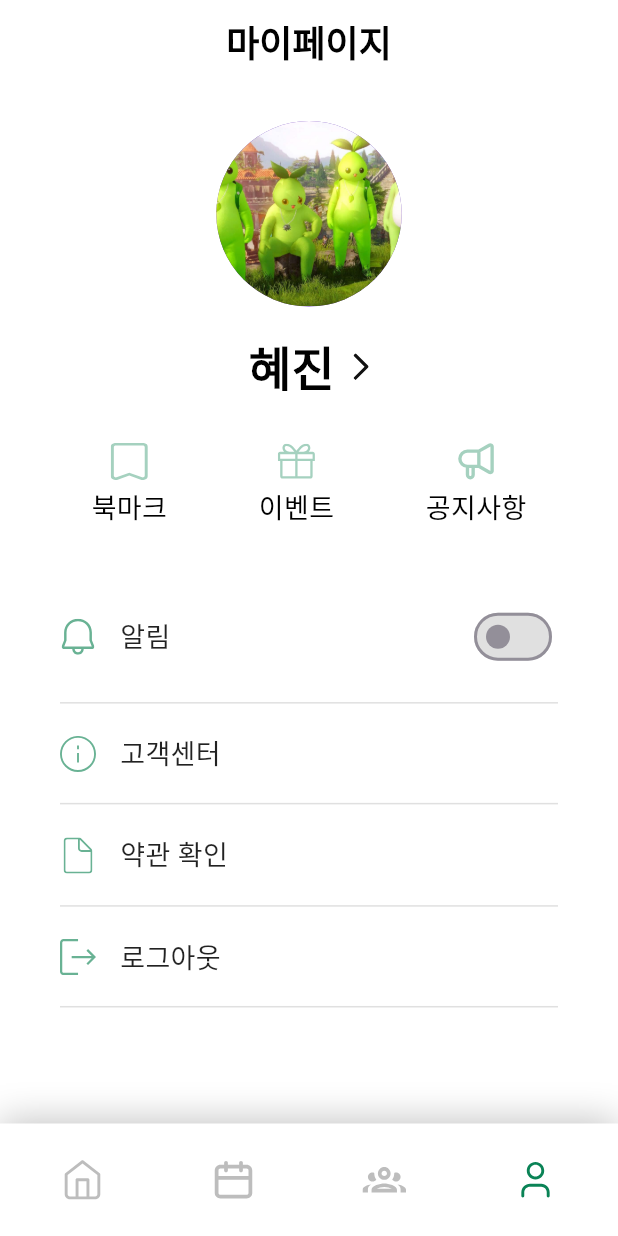
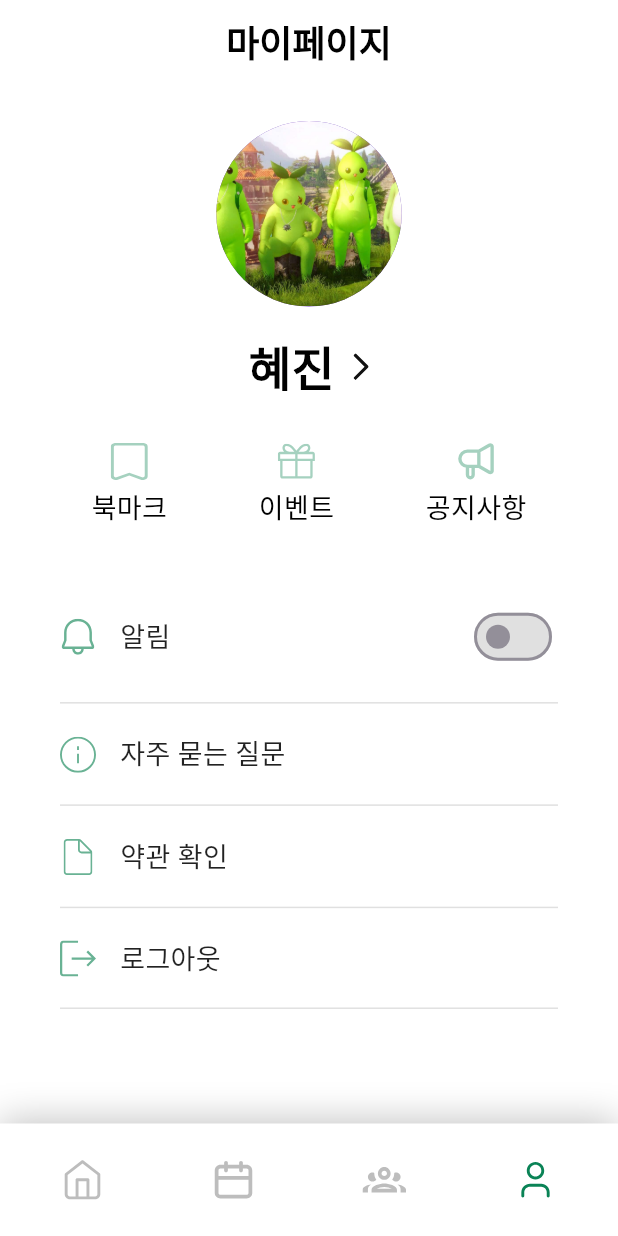
Before and after one commit to shim-dev/frontend, a Flutter app: the screen it shows after launch, item 4 of the bottom bar chosen, on a phone screen of 412 x 824 dp. Run offline on Flutter 3.47's test engine with Material 3 defaults, Android fonts, the phone set to English and light mode, and no system bars; our stand-ins replace dio, flutter_svg, image_picker, table_calendar; network calls fail; project files that could hold a hidden picture were left out.

Commit message:
feat : faq 추가

```diff
--- a/lib/mypage/mypage.dart
+++ b/lib/mypage/mypage.dart
@@ -4,6 +4,7 @@ import 'bookmark.dart';
 import 'event.dart';
 import 'fix_myProfile.dart';
 import 'notice.dart';
+import 'faq.dart';
 
 class MyTab extends StatelessWidget {
   const MyTab({super.key});
@@ -241,7 +242,11 @@ class _SettingsState extends State<Settings> {
         ),
         SettingItem(
           iconPath: 'assets/icon/information.svg',
-          label: '고객센터',
+          label: '자주 묻는 질문',
+          onTap: () {
+          Navigator.push(context, MaterialPageRoute(builder: (_) => const FaqPage()));
+          },
+
         ),
         SettingItem(
           iconPath: 'assets/icon/paper.svg',
@@ -262,6 +267,7 @@ class SettingItem extends StatelessWidget {
   final bool hasSwitch;
   final bool switchValue;
   final ValueChanged<bool>? onChanged;
+  final VoidCallback? onTap;
 
   const SettingItem({
     super.key,
@@ -270,12 +276,15 @@ class SettingItem extends StatelessWidget {
     this.hasSwitch = false,
     this.switchValue = false,
     this.onChanged,
+    this.onTap,
   });
 
   @override
   Widget build(BuildContext context) {
     final screenHeight = MediaQuery.of(context).size.height;
-    return Padding(
+    return GestureDetector(
+      onTap: onTap,
+      child: Padding(
         padding: EdgeInsets.symmetric(horizontal: 40),
         child: Column(
           children: [
@@ -309,7 +318,7 @@ class SettingItem extends StatelessWidget {
                       inactiveTrackColor: const Color(0xFFE0E0E0),
                       activeColor: const Color(0xFF69B294),
                       onChanged: onChanged,
-                  )
+                    ),
                 ],
               ),
             ),
@@ -320,6 +329,7 @@ class SettingItem extends StatelessWidget {
             ),
           ],
         ),
+      ),
     );
   }
 }
```
Also changed, not shown: lib/mypage/faq.dart (added, +54 -0 lines). Lines whose indentation alone changed are shown as unchanged.
